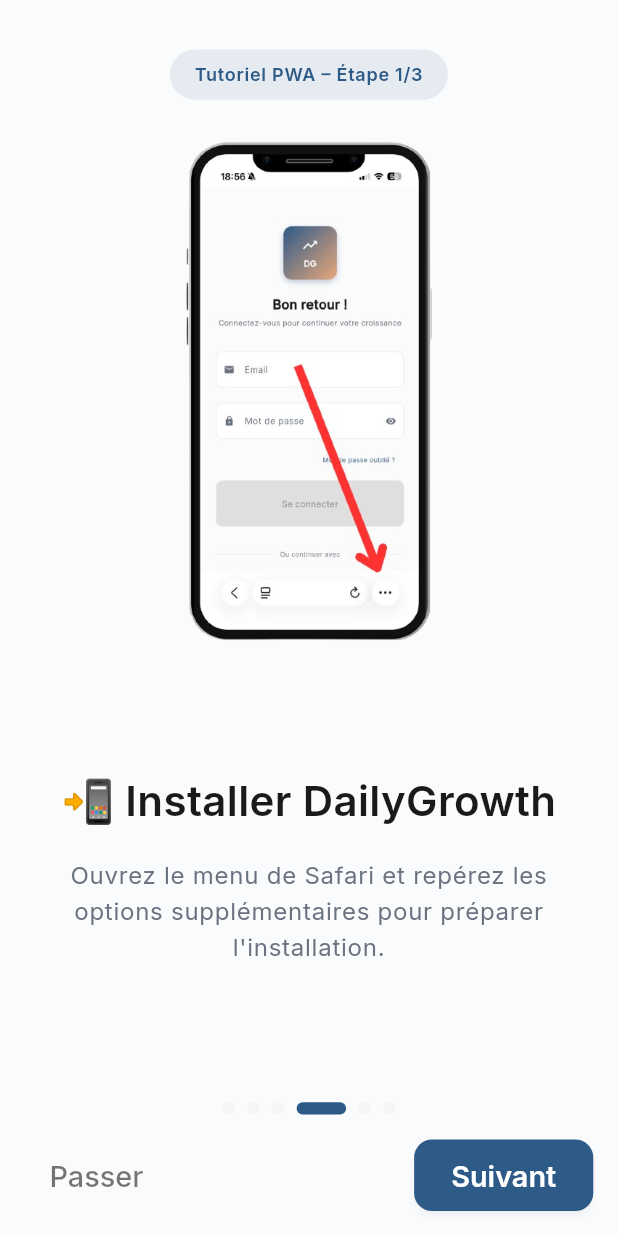
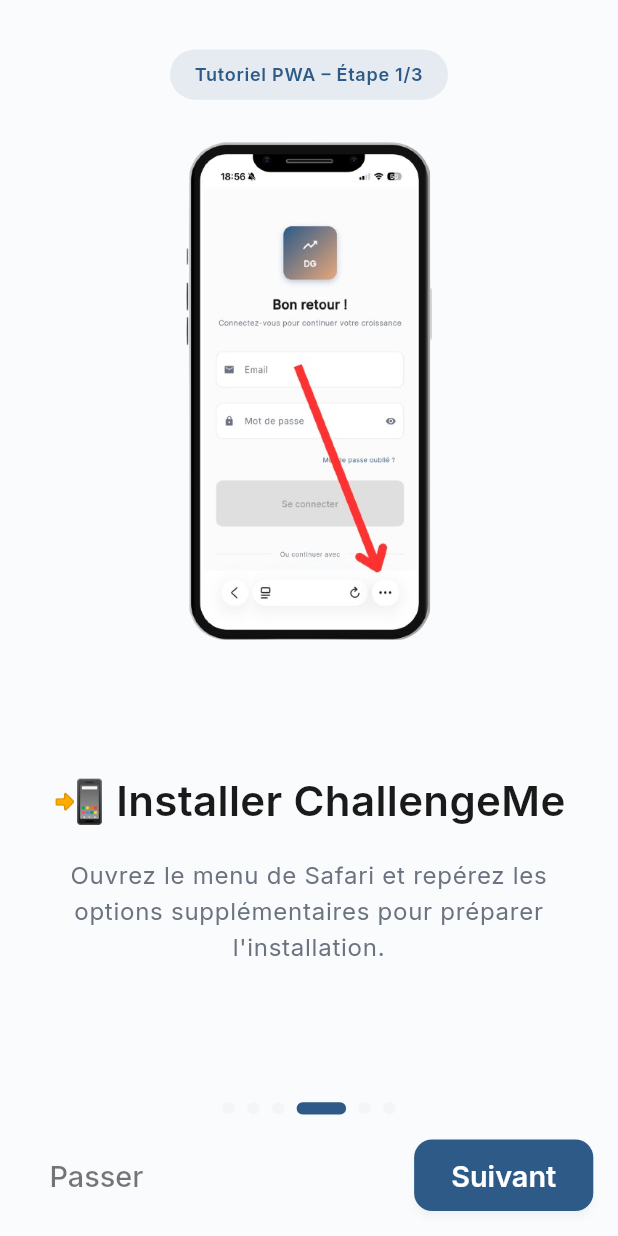
Before and after one commit to Xprriacst/dailygrowth-v2, a Flutter app: the OnboardingFlow screen opened by its route, swiped to page 4, on a phone screen of 412 x 824 dp. Run offline on Flutter 3.47's test engine with Material 3 defaults, Android fonts, the phone set to English and light mode, and no system bars; our stand-ins replace cached_network_image, connectivity_plus, dio, fl_chart, flutter_local_notifications, flutter_svg and 7 more; missing offline and left inert: cron, dart:html, dart:js, dart:js_util, universal_html; accounts and stored records are empty; network calls fail; statements that could not run were skipped; project files that could hold a hidden picture were left out.

Commit message:
rebrand: Update all references from DailyGrowth to ChallengeMe
✅ REBRANDING COMPLET

MODIFICATIONS UI & CODE:
- Application title: DailyGrowth → ChallengeMe
- Logo abbreviation: DG → CM
- Onboarding screens: Tous les textes mis à jour
- Splash screen: Logo et nom
- User profile: Dialog 'À propos'
- Reset password: Texte d'aide
- Notifications: Tous les messages et titres
- Milestone celebration: Texte de partage
- Tests: widget_test.dart

MODIFICATIONS WEB (PWA):
- manifest.json: ✅ Déjà à jour
- index.html: ✅ Déjà à jour
- sw.js: Service worker principal
- unified-sw.js: Service worker unifié
- firebase-messaging-sw.js: Service worker Firebase
- IndexedDB: DailyGrowthDB → ChallengeMe_DB

SERVICES:
- NotificationService: Messages de test
- WebNotificationService: Notifications par défaut
- Tous les fallbacks et messages d'erreur

NOTE TECHNIQUE:
- Configuration Firebase conserve les IDs 'dailygrowth-pwa' (identifiants techniques non modifiables)
- Build web testé et validé (19.3s)
- Aucune régression fonctionnelle

```diff
--- a/lib/main.dart
+++ b/lib/main.dart
@@ -102,7 +102,7 @@ class _MyAppState extends State<MyApp> {
   Widget build(BuildContext context) {
     return Sizer(builder: (context, orientation, screenType) {
       return MaterialApp(
-        title: 'DailyGrowth',
+        title: 'ChallengeMe',
         theme: AppTheme.lightTheme,
         debugShowCheckedModeBanner: false,
         builder: (context, child) {
--- a/lib/presentation/login_screen/widgets/app_logo.dart
+++ b/lib/presentation/login_screen/widgets/app_logo.dart
@@ -47,7 +47,7 @@ class AppLogo extends StatelessWidget {
           ),
           SizedBox(height: 1.h),
           Text(
-            'DG',
+            'CM',
             style: AppTheme.lightTheme.textTheme.titleMedium?.copyWith(
               color: Colors.white,
               fontWeight: FontWeight.bold,
--- a/lib/presentation/notification_settings/notification_settings.dart
+++ b/lib/presentation/notification_settings/notification_settings.dart
@@ -307,7 +307,7 @@ class _NotificationSettingsState extends State<NotificationSettings> {
           ),
         ),
         content: Text(
-          'DailyGrowth souhaite vous envoyer des notifications pour vos défis quotidiens et vos réussites.',
+          'ChallengeMe souhaite vous envoyer des notifications pour vos défis quotidiens et vos réussites.',
           style: AppTheme.lightTheme.textTheme.bodyMedium?.copyWith(
             color: AppTheme.lightTheme.colorScheme.onSurfaceVariant,
             height: 1.4,
--- a/lib/presentation/onboarding_flow/onboarding_flow.dart
+++ b/lib/presentation/onboarding_flow/onboarding_flow.dart
@@ -37,7 +37,7 @@ class _OnboardingFlowState extends State<OnboardingFlow>
     {
       "imageUrl":
           "https://images.unsplash.com/photo-1506905925346-21bda4d32df4?fm=jpg&q=60&w=3000&ixlib=rb-4.0.3",
-      "title": "Bienvenue dans DailyGrowth",
+      "title": "Bienvenue dans ChallengeMe",
       "description":
           "Votre compagnon quotidien pour le développement personnel avec des défis personnalisés et de l'inspiration IA.",
     },
@@ -57,7 +57,7 @@ class _OnboardingFlowState extends State<OnboardingFlow>
     },
     {
       "imageUrl": "assets/images/pwa_tutorial/etape_1_installer.png",
-      "title": "📲 Installer DailyGrowth",
+      "title": "📲 Installer ChallengeMe",
       "description":
           "Ouvrez le menu de Safari et repérez les options supplémentaires pour préparer l'installation.",
       "isPWATutorial": true,
@@ -75,7 +75,7 @@ class _OnboardingFlowState extends State<OnboardingFlow>
       "imageUrl": "assets/images/pwa_tutorial/etape_3_ajouter.png",
       "title": "🏠 Étape 3 : Ajouter",
       "description":
-          "Sélectionnez Sur l'écran d'accueil afin d'ajouter l'application DailyGrowth à votre PWA.",
+          "Sélectionnez Sur l'écran d'accueil afin d'ajouter l'application ChallengeMe à votre PWA.",
       "isPWATutorial": true,
       "step": 3,
     },
--- a/lib/presentation/progress_tracking/widgets/milestone_celebration_widget.dart
+++ b/lib/presentation/progress_tracking/widgets/milestone_celebration_widget.dart
@@ -263,7 +263,7 @@ class _MilestoneCelebrationWidgetState extends State<MilestoneCelebrationWidget>
   void _shareProgress() {
     // Implement native sharing functionality
     final shareText =
-        'Je viens de débloquer "${widget.milestone['title']}" dans DailyGrowth ! 🎉';
+        'Je viens de débloquer "${widget.milestone['title']}" dans ChallengeMe ! 🎉';
 
     // For now, show a toast message
     ScaffoldMessenger.of(context).showSnackBar(
--- a/lib/presentation/reset_password/reset_password_screen.dart
+++ b/lib/presentation/reset_password/reset_password_screen.dart
@@ -118,7 +118,7 @@ class _ResetPasswordScreenState extends State<ResetPasswordScreen> {
                 SizedBox(height: 2.h),
 
                 Text(
-                  'Choisissez un mot de passe sécurisé pour votre compte DailyGrowth.',
+                  'Choisissez un mot de passe sécurisé pour votre compte ChallengeMe.',
                   style: AppTheme.bodyStyle,
                   textAlign: TextAlign.center,
                 ),
--- a/lib/presentation/splash_screen/splash_screen.dart
+++ b/lib/presentation/splash_screen/splash_screen.dart
@@ -384,7 +384,7 @@ class _SplashScreenState extends State<SplashScreen>
           ),
           SizedBox(height: 1.h),
           Text(
-            'DailyGrowth',
+            'ChallengeMe',
             style: GoogleFonts.inter(
               fontSize: 14.sp,
               fontWeight: FontWeight.w700,
--- a/lib/presentation/user_profile/user_profile.dart
+++ b/lib/presentation/user_profile/user_profile.dart
@@ -739,7 +739,7 @@ class _UserProfileState extends State<UserProfile> {
     showDialog(
       context: context,
       builder: (context) => AlertDialog(
-        title: Text('À propos de DailyGrowth'),
+        title: Text('À propos de ChallengeMe'),
         content: Column(
           mainAxisSize: MainAxisSize.min,
           crossAxisAlignment: CrossAxisAlignment.start,
@@ -747,9 +747,9 @@ class _UserProfileState extends State<UserProfile> {
             Text('Version: 1.0.0'),
             SizedBox(height: 1.h),
             Text(
-                'DailyGrowth vous accompagne dans votre développement personnel quotidien.'),
+                'ChallengeMe vous accompagne dans votre développement personnel quotidien.'),
             SizedBox(height: 2.h),
-            Text('© 2024 DailyGrowth. Tous droits réservés.'),
+            Text('© 2024 ChallengeMe. Tous droits réservés.'),
           ]),
         actions: [
           TextButton(
--- a/lib/services/notification_service.dart
+++ b/lib/services/notification_service.dart
@@ -755,7 +755,7 @@ class NotificationService {
       // Test basic notification
       try {
         await _webNotificationService.showNotification(
-          title: '🧪 Test DailyGrowth',
+          title: '🧪 Test ChallengeMe',
           body: 'Notification de test réussie !',
           data: {
             'test': true,
@@ -806,7 +806,7 @@ class NotificationService {
 
       try {
         await sendInstantNotification(
-          title: '🧪 Test DailyGrowth',
+          title: '🧪 Test ChallengeMe',
           body: 'Test mobile réussi !',
           payload: 'test_notification',
         );
--- a/lib/services/web_notification_service.dart
+++ b/lib/services/web_notification_service.dart
@@ -105,7 +105,7 @@ class WebNotificationService {
 
       // Extract notification data
       var notification = js_util.getProperty(payload, 'notification');
-      var title = js_util.getProperty(notification, 'title') ?? 'DailyGrowth';
+      var title = js_util.getProperty(notification, 'title') ?? 'ChallengeMe';
       var body = js_util.getProperty(notification, 'body') ?? 'Nouveau message';
 
       // Show notification using web notification API
@@ -275,7 +275,7 @@ class WebNotificationService {
       debugPrint('🧪 Triggering test notification...');
       await showNotification(
         title: 'Test Notification',
-        body: 'This is a test notification from DailyGrowth',
+        body: 'This is a test notification from ChallengeMe',
         icon: '/icons/icon-192.png',
       );
     } catch (e) {
@@ -519,7 +519,7 @@ class WebNotificationService {
     String? userName,
   }) async {
     await showNotification(
-      title: title ?? 'Rappel DailyGrowth',
+      title: title ?? 'Rappel ChallengeMe',
       body: body ?? 'N\'oubliez pas votre défi du jour ${userName ?? ''}!',
       icon: icon,
       data: data,
--- a/lib/widgets/notification_permission_dialog.dart
+++ b/lib/widgets/notification_permission_dialog.dart
@@ -78,7 +78,7 @@ class NotificationPermissionDialog extends StatelessWidget {
 
             // Titre
             Text(
-              'Restez motivé avec DailyGrowth !',
+              'Restez motivé avec ChallengeMe !',
               textAlign: TextAlign.center,
               style: AppTheme.lightTheme.textTheme.headlineSmall?.copyWith(
                 fontWeight: FontWeight.w700,
```
Also changed, not shown: 4 other files.
